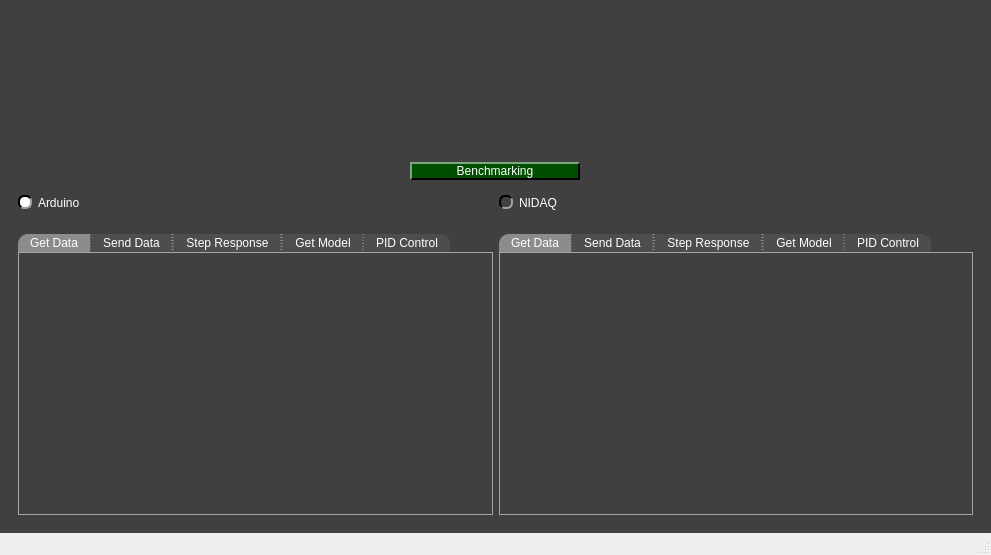
This is pydaq/uis/PyDAQ_Base.ui in samirmartins/pydaq as Qt 5 draws it before an edit. The edited form follows.
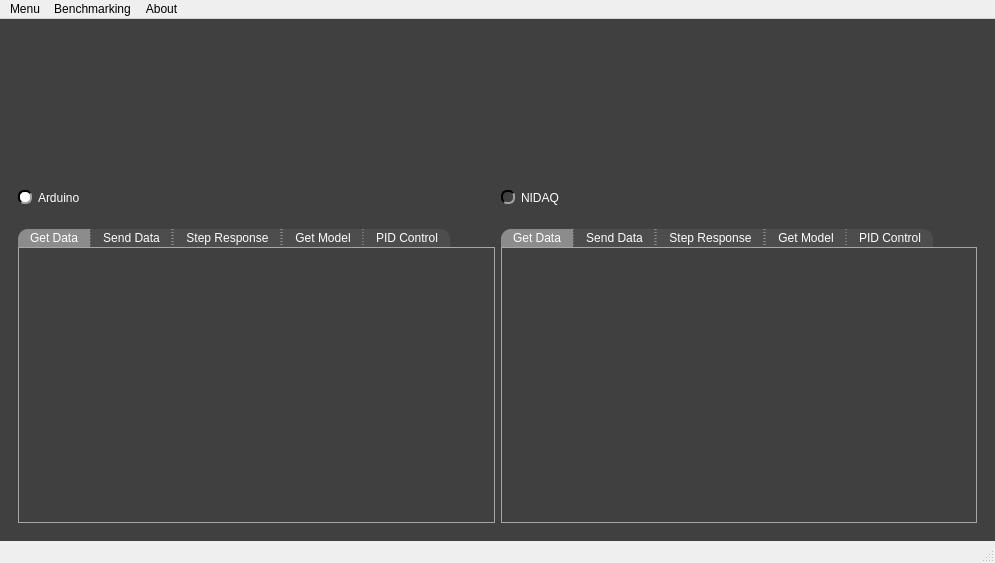
This is the edited form. Icons and pictures are not drawn. Custom widgets are drawn as their Qt base class.

Commit message: Some changes in menu structure and added benchmarking feature.

What changed in the file:
```diff
--- a/pydaq/uis/PyDAQ_Base.ui
+++ b/pydaq/uis/PyDAQ_Base.ui
@@ -6,8 +6,8 @@
    <rect>
     <x>0</x>
     <y>0</y>
-    <width>991</width>
-    <height>555</height>
+    <width>995</width>
+    <height>563</height>
    </rect>
   </property>
   <property name="minimumSize">
@@ -388,31 +388,6 @@
       </property>
      </widget>
     </item>
-    <item alignment="Qt::AlignmentFlag::AlignHCenter">
-     <widget class="QPushButton" name="benchmarking_button">
-      <property name="minimumSize">
-       <size>
-        <width>170</width>
-        <height>0</height>
-       </size>
-      </property>
-      <property name="maximumSize">
-       <size>
-        <width>300</width>
-        <height>16777215</height>
-       </size>
-      </property>
-      <property name="toolTip">
-       <string>&lt;html&gt;&lt;head/&gt;&lt;body&gt;&lt;p&gt;Open Benchmarking window&lt;/p&gt;&lt;/body&gt;&lt;/html&gt;</string>
-      </property>
-      <property name="whatsThis">
-       <string>&lt;html&gt;&lt;head/&gt;&lt;body&gt;&lt;p&gt;oiiii&lt;/p&gt;&lt;p&gt;&lt;br/&gt;&lt;/p&gt;&lt;/body&gt;&lt;/html&gt;</string>
-      </property>
-      <property name="text">
-       <string>Benchmarking</string>
-      </property>
-     </widget>
-    </item>
     <item>
      <widget class="QWidget" name="widget" native="true">
       <property name="styleSheet">
@@ -486,8 +461,8 @@
                <rect>
                 <x>0</x>
                 <y>0</y>
-                <width>454</width>
-                <height>195</height>
+                <width>456</width>
+                <height>233</height>
                </rect>
               </property>
               <layout class="QGridLayout" name="gridLayout_8">
@@ -647,8 +622,8 @@
                <rect>
                 <x>0</x>
                 <y>0</y>
-                <width>455</width>
-                <height>195</height>
+                <width>457</width>
+                <height>233</height>
                </rect>
               </property>
               <layout class="QGridLayout" name="gridLayout_11">
@@ -789,10 +764,34 @@
     <rect>
      <x>0</x>
      <y>0</y>
-     <width>991</width>
+     <width>995</width>
      <height>33</height>
     </rect>
    </property>
+   <widget class="QMenu" name="menuMenu">
+    <property name="title">
+     <string>Menu</string>
+    </property>
+   </widget>
+   <widget class="QMenu" name="menuBenchmarking">
+    <property name="title">
+     <string>Benchmarking</string>
+    </property>
+    <addaction name="separator"/>
+    <addaction name="separator"/>
+    <addaction name="actionArduino"/>
+    <addaction name="actionNIDAQ"/>
+   </widget>
+   <widget class="QMenu" name="menuAbout">
+    <property name="title">
+     <string>About</string>
+    </property>
+    <addaction name="separator"/>
+    <addaction name="actionAbout_PYDAQ"/>
+   </widget>
+   <addaction name="menuMenu"/>
+   <addaction name="menuBenchmarking"/>
+   <addaction name="menuAbout"/>
   </widget>
   <widget class="QStatusBar" name="statusbar"/>
  </widget>
```
Left out of the diff: 47 changed lines with no effect on the pictures. The commit also changes 8 other files.
